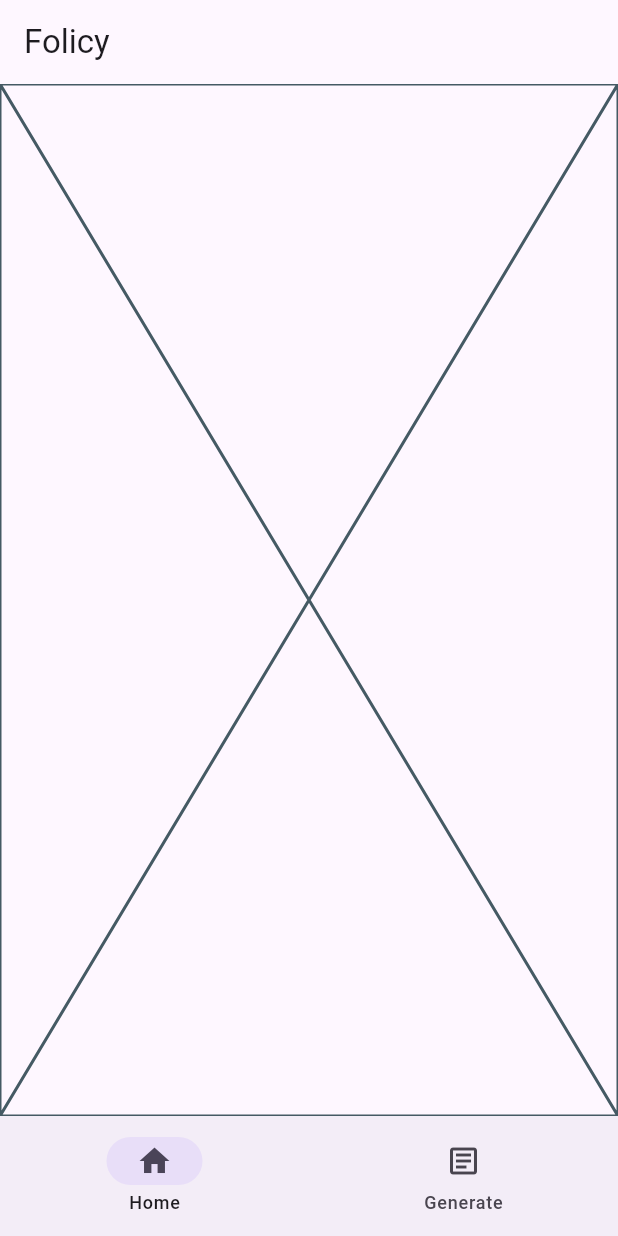
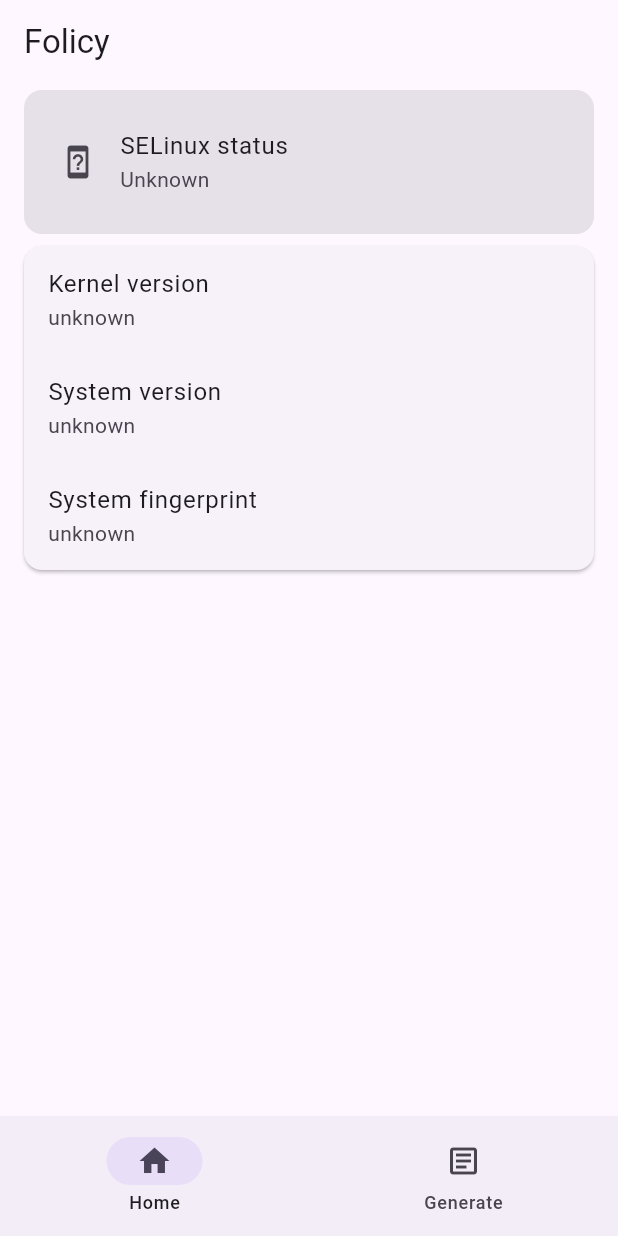
Before and after one commit to StaticReflection/Folicy, a Flutter app: the screen it shows after launch, on a phone screen of 412 x 824 dp. Run offline on Flutter 3.47's test engine with Material 3 defaults, Android fonts, the phone set to English and light mode, and no system bars; our stand-ins replace get; missing offline and left inert: root; generated files the repository leaves out were written again; statements that could not run were skipped.

Commit message:
完成首页

```diff
--- a/lib/bindings.dart
+++ b/lib/bindings.dart
@@ -1,9 +1,11 @@
+import 'package:folicy/controllers/home/home_page_controller.dart';
 import 'package:get/get.dart';
 import 'package:folicy/controllers/home/home_page_navigation_controller.dart';
 
 class AllBindings extends Bindings {
   @override
   void dependencies() {
+    Get.lazyPut(() => HomePageController());
     Get.lazyPut(() => HomePageNavigationController());
   }
 }
--- /dev/null
+++ b/lib/controllers/home/home_page_controller.dart
@@ -0,0 +1,51 @@
+import 'package:flutter/material.dart';
+import 'package:folicy/enum/selinux_status.dart';
+import 'package:folicy/status.dart';
+import 'package:folicy/utils/device_util.dart';
+import 'package:folicy/utils/selinux_util.dart';
+import 'package:get/get.dart';
+
+class HomePageController extends GetxController {
+  RxString selinuxStatus = SELinuxStatus.unknown.key.obs;
+  Rx<IconData> selinuxStatusCardLeadingIcon = Icons.device_unknown.obs;
+  Rx<Color?> selinuxStatusCardColor = Rx<Color?>(null);
+
+  RxString systemVersion = 'unknown'.obs;
+  RxString systemFingerprint = 'unknown'.obs;
+  RxString kernelVersion = 'unknown'.obs;
+
+  @override
+  void onInit() async {
+    super.onInit();
+    SELinuxUtil.updateSELinuxStatus();
+    DeviceUtil.getSystemVersion().then((value) => systemVersion.value = value);
+    DeviceUtil.getSystemFingerprint()
+        .then((value) => systemFingerprint.value = value);
+    DeviceUtil.getKernelVersion().then((value) => kernelVersion.value = value);
+  }
+
+  void updateSELinuxStatus(SELinuxStatus value) {
+    selinuxStatus.value = value.key;
+    if (selinuxStatus.value == SELinuxStatus.disabled.key) {
+      selinuxStatusCardLeadingIcon.value = Icons.gpp_bad;
+      selinuxStatusCardColor.value = Colors.red[700];
+    } else if (selinuxStatus.value == SELinuxStatus.permissive.key) {
+      selinuxStatusCardLeadingIcon.value = Icons.gpp_maybe;
+      selinuxStatusCardColor.value = Colors.yellow[900];
+    } else if (selinuxStatus.value == SELinuxStatus.enforcing.key) {
+      selinuxStatusCardLeadingIcon.value = Icons.gpp_good;
+      selinuxStatusCardColor.value = Colors.green[700];
+    } else {
+      selinuxStatusCardLeadingIcon.value = Icons.device_unknown;
+      selinuxStatusCardColor.value = null;
+    }
+  }
+
+  void changeSELinuxStatus() {
+    if (Status.selinuxStatus == SELinuxStatus.enforcing) {
+      SELinuxUtil.changeSELinuxStatus(SELinuxStatus.permissive);
+    } else if (Status.selinuxStatus == SELinuxStatus.permissive) {
+      SELinuxUtil.changeSELinuxStatus(SELinuxStatus.enforcing);
+    }
+  }
+}
--- /dev/null
+++ b/lib/enum/selinux_status.dart
@@ -0,0 +1,17 @@
+enum SELinuxStatus {
+  enforcing(key: 'Enforcing'),
+  permissive(key: 'Permissive'),
+  disabled(key: 'Disabled'),
+  unknown(key: 'Unknown');
+
+  final String key;
+
+  const SELinuxStatus({required this.key});
+
+  static SELinuxStatus fromKey(String key) {
+    return SELinuxStatus.values.firstWhere(
+      (status) => status.key == key,
+      orElse: () => SELinuxStatus.unknown,
+    );
+  }
+}
--- a/lib/l10n/app_en.arb
+++ b/lib/l10n/app_en.arb
@@ -2,5 +2,9 @@
   "@@locale": "en",
   "generate": "Generate",
   "home": "Home",
-  "needRoot": "Need Root"
+  "kernelVersion": "Kernel version",
+  "needRoot": "Need Root",
+  "selinuxStatus": "SELinux status",
+  "systemFingerprint": "System fingerprint",
+  "systemVersion": "System version"
 }
--- a/lib/l10n/app_zh.arb
+++ b/lib/l10n/app_zh.arb
@@ -2,5 +2,9 @@
   "@@locale": "zh",
   "generate": "生成",
   "home": "首页",
-  "needRoot": "需要Root"
+  "kernelVersion": "内核版本",
+  "needRoot": "需要Root",
+  "selinuxStatus": "SELinux 状态",
+  "systemFingerprint": "系统指纹",
+  "systemVersion": "系统版本"
 }
--- a/lib/status.dart
+++ b/lib/status.dart
@@ -1,3 +1,8 @@
-class Status {
+import 'package:flutter/material.dart';
+import 'package:folicy/enum/selinux_status.dart';
+
+class Status with ChangeNotifier {
   static bool isRooted = false;
+
+  static SELinuxStatus selinuxStatus = SELinuxStatus.unknown;
 }
--- /dev/null
+++ b/lib/utils/device_util.dart
@@ -0,0 +1,40 @@
+import 'package:root/root.dart';
+
+class DeviceUtil {
+  static Future<String> getSystemVersion() async {
+    String release = 'unknown';
+    String sdk = 'unknown';
+    await Root.exec(cmd: 'getprop ro.system.build.version.release')
+        .then((value) {
+      if (value != null) {
+        release = value.trimRight();
+      }
+    });
+    await Root.exec(cmd: 'getprop ro.system.build.version.sdk').then((value) {
+      if (value != null) {
+        sdk = value.trimRight();
+      }
+    });
+    return '$release (API $sdk)';
+  }
+
+  static Future<String> getSystemFingerprint() async {
+    String fingerprint = 'unknown';
+    await Root.exec(cmd: 'getprop ro.system.build.fingerprint').then((value) {
+      if (value != null) {
+        fingerprint = value.trimRight();
+      }
+    });
+    return fingerprint;
+  }
+
+  static Future<String> getKernelVersion() async {
+    String version = 'unknown';
+    await Root.exec(cmd: 'uname -r').then((value) {
+      if (value != null) {
+        version = value.trimRight();
+      }
+    });
+    return version;
+  }
+}
--- /dev/null
+++ b/lib/utils/selinux_util.dart
@@ -0,0 +1,19 @@
+import 'package:folicy/controllers/home/home_page_controller.dart';
+import 'package:folicy/enum/selinux_status.dart';
+import 'package:folicy/status.dart';
+import 'package:get/get.dart';
+import 'package:root/root.dart';
+
+class SELinuxUtil {
+  static Future<void> updateSELinuxStatus() async {
+    await Root.exec(cmd: 'getenforce').then((value) {
+      Status.selinuxStatus = SELinuxStatus.fromKey(value!.trimRight());
+    });
+    Get.find<HomePageController>().updateSELinuxStatus(Status.selinuxStatus);
+  }
+
+  static Future<void> changeSELinuxStatus(SELinuxStatus status) async {
+    await Root.exec(cmd: 'setenforce ${status.key}');
+    updateSELinuxStatus();
+  }
+}
--- a/lib/views/home/home_page.dart
+++ b/lib/views/home/home_page.dart
@@ -2,8 +2,8 @@ import 'package:flutter/material.dart';
 import 'package:get/get.dart';
 import 'package:flutter_gen/gen_l10n/app_localizations.dart';
 
-import 'package:folicy/constants/constants.dart';
 import 'package:folicy/controllers/home/home_page_navigation_controller.dart';
+import 'package:folicy/views/home/pages/home.dart';
 
 HomePageNavigationController homePageNavigationController = Get.find();
 
@@ -13,11 +13,10 @@ class HomePage extends StatelessWidget {
   @override
   Widget build(BuildContext context) {
     return Scaffold(
-      appBar: AppBar(title: const Text(Constants.appName)),
       body: Obx(() => IndexedStack(
             index: homePageNavigationController.index.value,
             children: const [
-              Placeholder(),
+              Home(),
               Placeholder(),
             ],
           )),
--- /dev/null
+++ b/lib/views/home/pages/home.dart
@@ -0,0 +1,71 @@
+import 'package:flutter/material.dart';
+import 'package:get/get.dart';
+import 'package:flutter_gen/gen_l10n/app_localizations.dart';
+
+import 'package:folicy/constants/constants.dart';
+import 'package:folicy/controllers/home/home_page_controller.dart';
+
+HomePageController homePageController = Get.find();
+
+class Home extends StatelessWidget {
+  const Home({super.key});
+
+  @override
+  Widget build(BuildContext context) {
+    return Scaffold(
+      appBar: AppBar(title: const Text(Constants.appName)),
+      body: Padding(
+        padding: const EdgeInsets.fromLTRB(12, 0, 12, 0),
+        child: SingleChildScrollView(
+          child: Column(
+            children: [
+              Obx(
+                () => Card.filled(
+                  color: homePageController.selinuxStatusCardColor.value,
+                  child: InkWell(
+                    borderRadius: const BorderRadius.all(Radius.circular(10)),
+                    onTap: () => homePageController.changeSELinuxStatus(),
+                    child: Padding(
+                      padding: const EdgeInsets.fromLTRB(8, 12, 8, 12),
+                      child: ListTile(
+                        leading: Obx(() => Icon(homePageController
+                            .selinuxStatusCardLeadingIcon.value)),
+                        title:
+                            Text(AppLocalizations.of(context)!.selinuxStatus),
+                        subtitle: Obx(
+                          () => Text(homePageController.selinuxStatus.value),
+                        ),
+                      ),
+                    ),
+                  ),
+                ),
+              ),
+              Card(
+                child: Column(
+                  children: [
+                    ListTile(
+                      title: Text(AppLocalizations.of(context)!.kernelVersion),
+                      subtitle: Obx(
+                          () => Text(homePageController.kernelVersion.value)),
+                    ),
+                    ListTile(
+                      title: Text(AppLocalizations.of(context)!.systemVersion),
+                      subtitle: Obx(
+                          () => Text(homePageController.systemVersion.value)),
+                    ),
+                    ListTile(
+                      title:
+                          Text(AppLocalizations.of(context)!.systemFingerprint),
+                      subtitle: Obx(() =>
+                          Text(homePageController.systemFingerprint.value)),
+                    ),
+                  ],
+                ),
+              ),
+            ],
+          ),
+        ),
+      ),
+    );
+  }
+}
```
